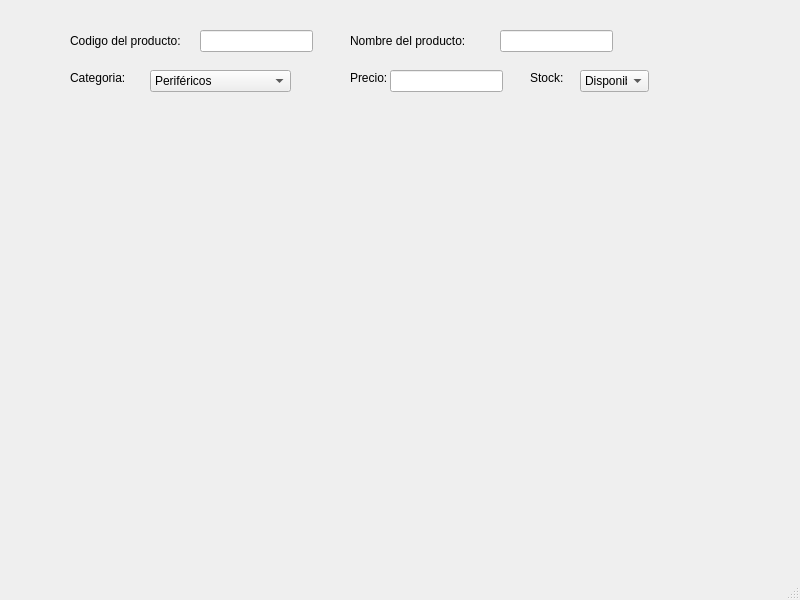
Old version of the form mainwindow.ui in the repository Milka-Borja/Control_inventario.
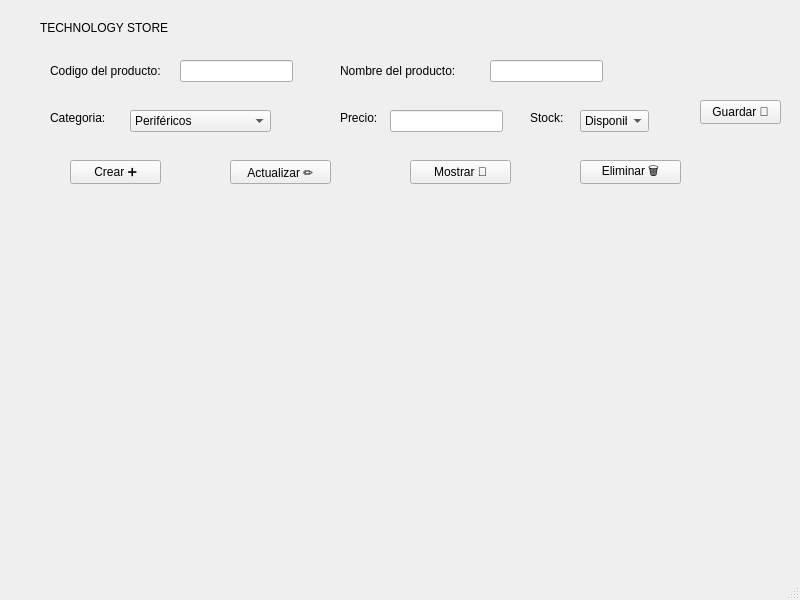
New version of the form.

Commit message: Agregue los botones crear, actualizar, eliminar, mostrar y guardar

The edit to the form file:
```diff
--- a/mainwindow.ui
+++ b/mainwindow.ui
@@ -17,8 +17,8 @@
    <widget class="QLineEdit" name="lineEdit">
     <property name="geometry">
      <rect>
-      <x>200</x>
-      <y>30</y>
+      <x>180</x>
+      <y>60</y>
       <width>113</width>
       <height>22</height>
      </rect>
@@ -27,8 +27,8 @@
    <widget class="QLabel" name="label">
     <property name="geometry">
      <rect>
-      <x>70</x>
-      <y>30</y>
+      <x>50</x>
+      <y>60</y>
       <width>131</width>
       <height>21</height>
      </rect>
@@ -40,8 +40,8 @@
    <widget class="QLabel" name="label_2">
     <property name="geometry">
      <rect>
-      <x>350</x>
-      <y>30</y>
+      <x>340</x>
+      <y>60</y>
       <width>131</width>
       <height>21</height>
      </rect>
@@ -53,8 +53,8 @@
    <widget class="QLineEdit" name="lineEdit_2">
     <property name="geometry">
      <rect>
-      <x>500</x>
-      <y>30</y>
+      <x>490</x>
+      <y>60</y>
       <width>113</width>
       <height>22</height>
      </rect>
@@ -63,8 +63,8 @@
    <widget class="QLabel" name="label_3">
     <property name="geometry">
      <rect>
-      <x>70</x>
-      <y>70</y>
+      <x>50</x>
+      <y>110</y>
       <width>61</width>
       <height>16</height>
      </rect>
@@ -76,8 +76,8 @@
    <widget class="QComboBox" name="comboBox">
     <property name="geometry">
      <rect>
-      <x>150</x>
-      <y>70</y>
+      <x>130</x>
+      <y>110</y>
       <width>141</width>
       <height>22</height>
      </rect>
@@ -137,7 +137,7 @@
     <property name="geometry">
      <rect>
       <x>390</x>
-      <y>70</y>
+      <y>110</y>
       <width>113</width>
       <height>22</height>
      </rect>
@@ -146,8 +146,8 @@
    <widget class="QLabel" name="label_4">
     <property name="geometry">
      <rect>
-      <x>350</x>
-      <y>70</y>
+      <x>340</x>
+      <y>110</y>
       <width>49</width>
       <height>16</height>
      </rect>
@@ -160,7 +160,7 @@
     <property name="geometry">
      <rect>
       <x>530</x>
-      <y>70</y>
+      <y>110</y>
       <width>49</width>
       <height>16</height>
      </rect>
@@ -173,7 +173,7 @@
     <property name="geometry">
      <rect>
       <x>580</x>
-      <y>70</y>
+      <y>110</y>
       <width>69</width>
       <height>22</height>
      </rect>
@@ -189,6 +189,84 @@
      </property>
     </item>
    </widget>
+   <widget class="QPushButton" name="pushButton">
+    <property name="geometry">
+     <rect>
+      <x>70</x>
+      <y>160</y>
+      <width>91</width>
+      <height>24</height>
+     </rect>
+    </property>
+    <property name="text">
+     <string>Crear ➕</string>
+    </property>
+   </widget>
+   <widget class="QPushButton" name="pushButton_2">
+    <property name="geometry">
+     <rect>
+      <x>230</x>
+      <y>160</y>
+      <width>101</width>
+      <height>24</height>
+     </rect>
+    </property>
+    <property name="text">
+     <string>Actualizar ✏️</string>
+    </property>
+   </widget>
+   <widget class="QPushButton" name="pushButton_3">
+    <property name="geometry">
+     <rect>
+      <x>410</x>
+      <y>160</y>
+      <width>101</width>
+      <height>24</height>
+     </rect>
+    </property>
+    <property name="text">
+     <string>Mostrar 👀</string>
+    </property>
+   </widget>
+   <widget class="QPushButton" name="pushButton_4">
+    <property name="geometry">
+     <rect>
+      <x>580</x>
+      <y>160</y>
+      <width>101</width>
+      <height>24</height>
+     </rect>
+    </property>
+    <property name="text">
+     <string>Eliminar 🗑️</string>
+    </property>
+   </widget>
+   <widget class="QPushButton" name="pushButton_5">
+    <property name="geometry">
+     <rect>
+      <x>700</x>
+      <y>100</y>
+      <width>81</width>
+      <height>24</height>
+     </rect>
+    </property>
+    <property name="text">
+     <string>Guardar 📁</string>
+    </property>
+   </widget>
+   <widget class="QLabel" name="label_6">
+    <property name="geometry">
+     <rect>
+      <x>40</x>
+      <y>20</y>
+      <width>201</width>
+      <height>16</height>
+     </rect>
+    </property>
+    <property name="text">
+     <string>TECHNOLOGY STORE</string>
+    </property>
+   </widget>
   </widget>
   <widget class="QMenuBar" name="menubar">
    <property name="geometry">
```
